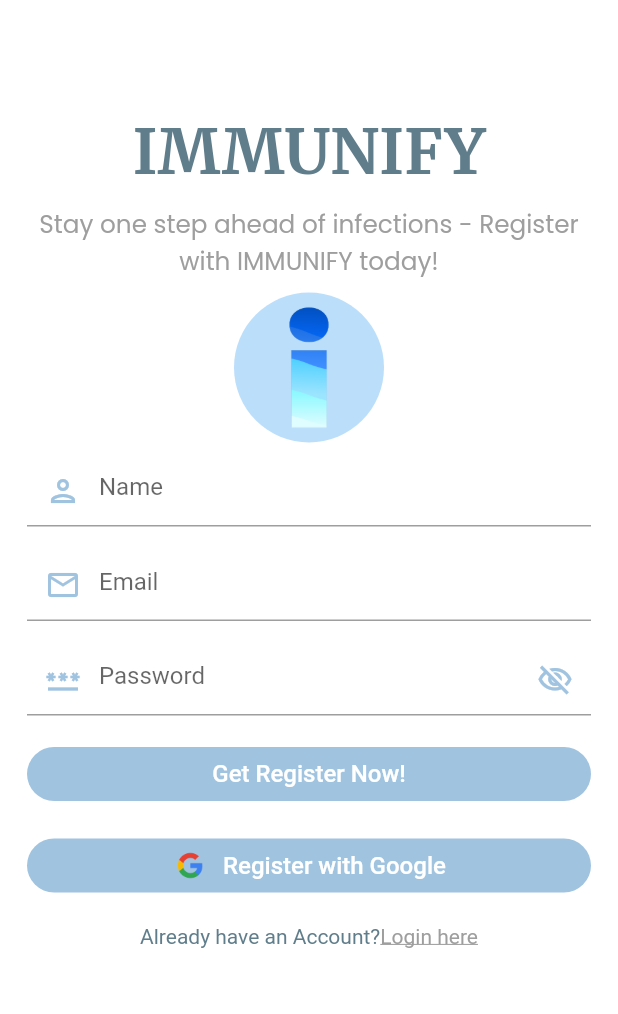
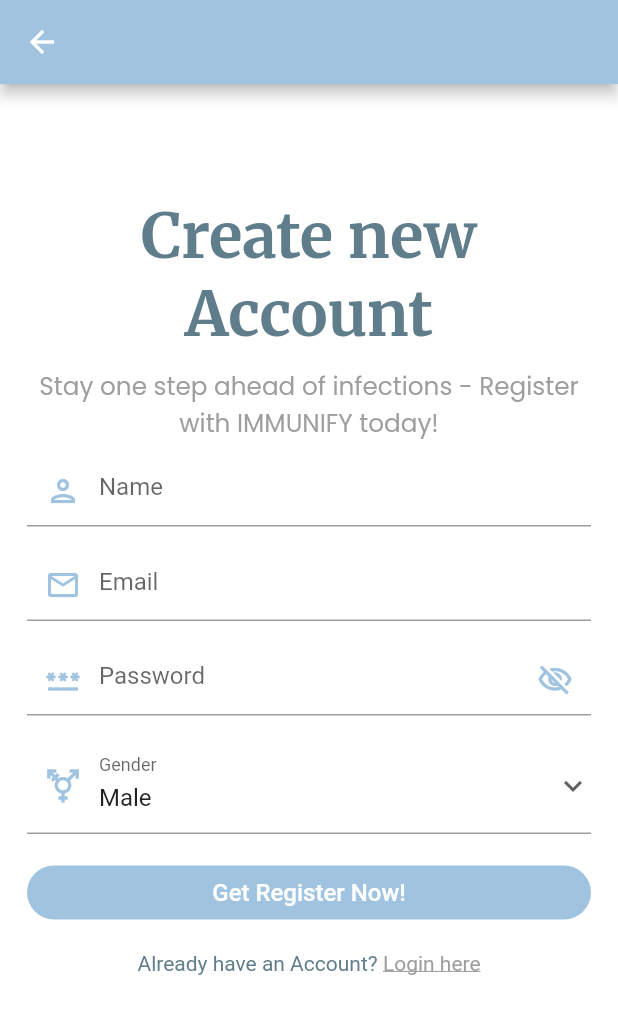
Before and after one commit to mansi05041/Child_Vaccination_Management_System, a Flutter app: the RegisterPage screen opened directly, on a phone screen of 412 x 824 dp. Shown: the top 1014 px of the screen. Run offline on Flutter 3.47's test engine with Material 2 defaults, Android fonts, the phone set to English and light mode, and no system bars; our stand-ins replace animated_splash_screen, cloud_firestore, firebase_auth, firebase_core, google_fonts, google_nav_bar and 2 more; accounts and stored records are empty.

Commit message:
update ui of register page

```diff
--- a/lib/screen/RegisterPage.dart
+++ b/lib/screen/RegisterPage.dart
@@ -24,6 +24,8 @@
   String name = "";
   String email = "";
   String password = "";
+  String gender = "Male";
+  var genderOptions = ['Male', 'Female', 'Others'];
   bool _isLoading = false;
   bool passwordVisible = true;
   AuthenticationService authenticationService = AuthenticationService();
@@ -31,6 +33,9 @@
   @override
   Widget build(BuildContext context) {
     return Scaffold(
+      appBar: AppBar(
+        backgroundColor: Theme.of(context).primaryColor,
+      ),
       body: _isLoading
           ? Center(
               child: CircularProgressIndicator(
@@ -46,14 +51,17 @@
                     mainAxisAlignment: MainAxisAlignment.center,
                     crossAxisAlignment: CrossAxisAlignment.center,
                     children: <Widget>[
-                      Text(
-                        "IMMUNIFY",
-                        style: GoogleFonts.merriweather(
-                          textStyle: TextStyle(
-                            fontSize: MediaQuery.of(context).size.width * 0.1,
-                            fontWeight: FontWeight.bold,
-                            color: Colors.blueGrey,
+                      Center(
+                        child: Text(
+                          "Create new Account",
+                          style: GoogleFonts.merriweather(
+                            textStyle: TextStyle(
+                              fontSize: MediaQuery.of(context).size.width * 0.1,
+                              fontWeight: FontWeight.bold,
+                              color: Colors.blueGrey,
+                            ),
                           ),
+                          textAlign: TextAlign.center,
                         ),
                       ),
                       const SizedBox(height: 10),
@@ -70,12 +78,6 @@
                             ),
                           ),
                         ),
-                      ),
-                      const SizedBox(height: 8),
-                      // Image
-                      const CircleAvatar(
-                        radius: 50,
-                        backgroundImage: AssetImage('assets/images/logo.png'),
                       ),
                       const SizedBox(height: 8),
                       // name
@@ -182,6 +184,30 @@
                           });
                         },
                       ),
+                      // Gender
+                      const SizedBox(height: 15),
+                      DropdownButtonFormField(
+                        decoration: InputDecoration(
+                          labelText: 'Gender',
+                          prefixIcon: Icon(
+                            Icons.transgender_outlined,
+                            color: Theme.of(context).primaryColor,
+                          ),
+                        ),
+                        value: gender,
+                        icon: const Icon(Icons.keyboard_arrow_down_outlined),
+                        items: genderOptions.map((String genderOptions) {
+                          return DropdownMenuItem(
+                            value: genderOptions,
+                            child: Text(genderOptions),
+                          );
+                        }).toList(),
+                        onChanged: ((String? newValue) {
+                          setState(() {
+                            gender = newValue!;
+                          });
+                        }),
+                      ),
                       // register
                       const SizedBox(height: 15),
                       SizedBox(
@@ -206,48 +232,13 @@
                           ),
                         ),
                       ),
-                      // Google register option
-                      const SizedBox(height: 13),
-                      SizedBox(
-                        width: double.infinity,
-                        child: ElevatedButton(
-                          style: ElevatedButton.styleFrom(
-                            backgroundColor: Theme.of(context).primaryColor,
-                            elevation: 0,
-                            shape: RoundedRectangleBorder(
-                              borderRadius: BorderRadius.circular(30),
-                            ),
-                          ),
-                          onPressed: () {
-                            registerWithGoogle();
-                          },
-                          child: Row(
-                            mainAxisAlignment: MainAxisAlignment.center,
-                            children: [
-                              Image.asset(
-                                'assets/images/google.png',
-                                height: 24,
-                              ),
-                              SizedBox(width: 10),
-                              const Text(
-                                "Register with Google",
-                                style: TextStyle(
-                                  color: Colors.white,
-                                  fontSize: 16,
-                                ),
-                              ),
-                            ],
-                          ),
-                        ),
-                      ),
-
                       // login into the account
                       const SizedBox(
                         height: 15,
                       ),
                       Text.rich(
                         TextSpan(
-                            text: "Already have an Account?",
+                            text: "Already have an Account? ",
                             style: const TextStyle(
                                 color: Colors.blueGrey, fontSize: 14),
                             children: <TextSpan>[
@@ -310,27 +301,4 @@
       });
     }
   }
-
-  // register with google
-  registerWithGoogle() async {
-    setState(() {
-      _isLoading = true;
-    });
-    await authenticationService.RegisterWithGoogle().then((value) async {
-      if (value == true) {
-        // move to home page
-        Navigator.push(
-          context,
-          MaterialPageRoute(
-            builder: (context) => const MyHomePage(),
-          ),
-        );
-      } else {
-        showSnackbar(context, Colors.redAccent, value);
-        setState(() {
-          _isLoading = false;
-        });
-      }
-    });
-  }
 }
```
